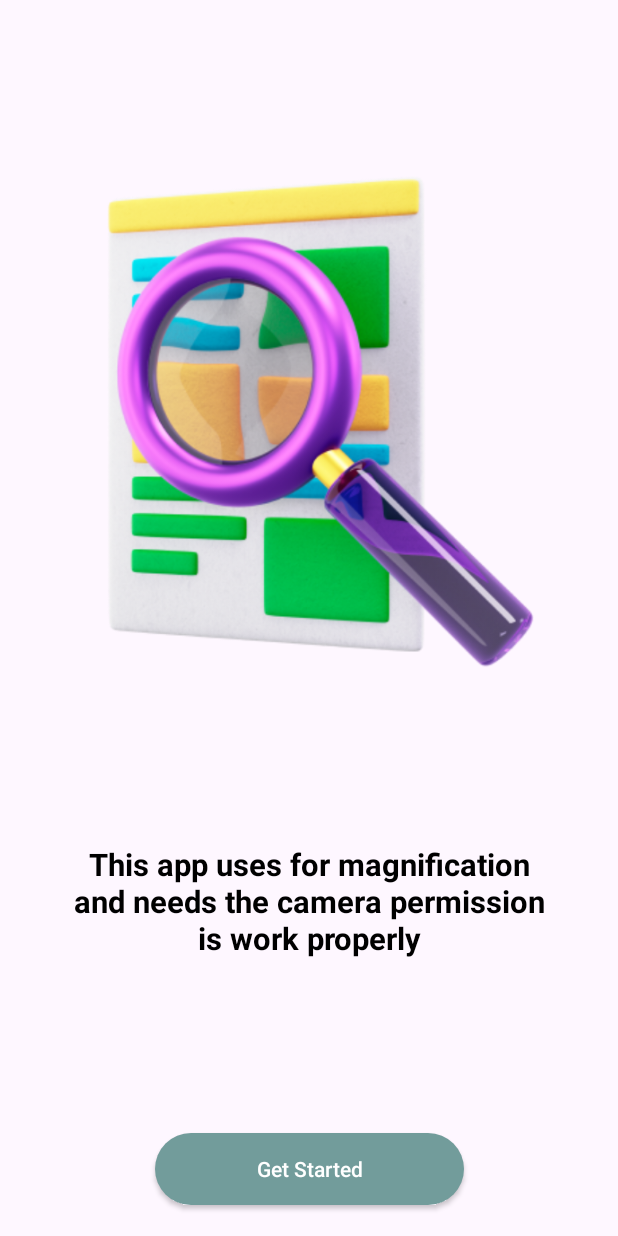
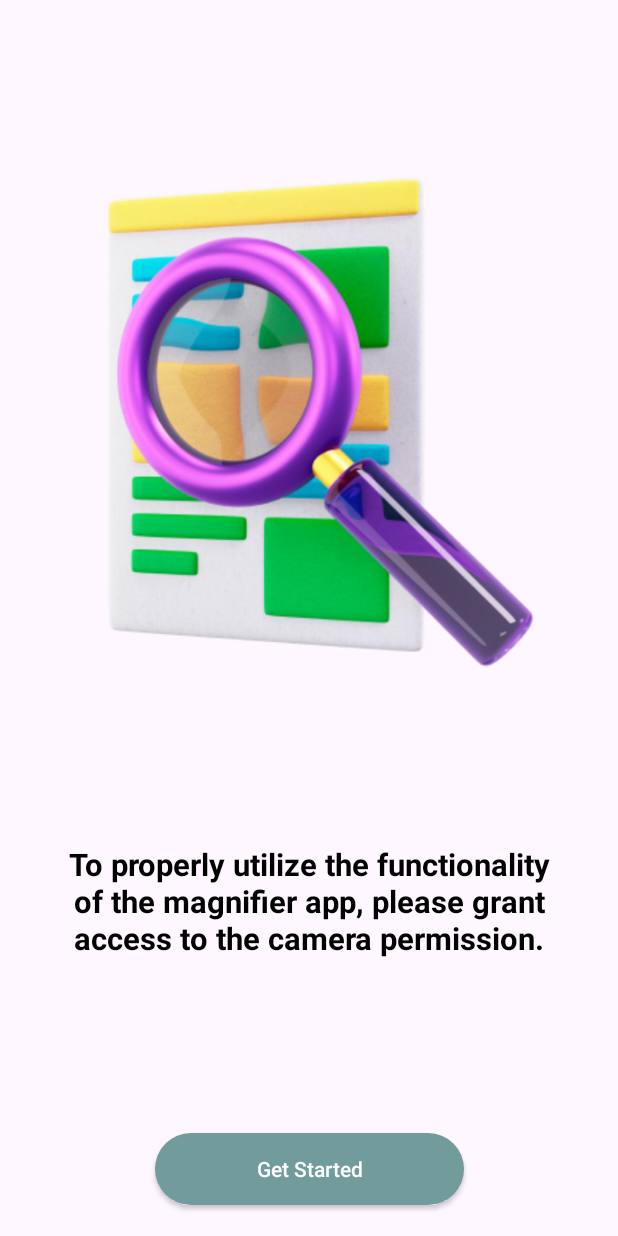
Before and after one commit to Mudassir-ops/MagnifierApp, an Android app: the screen it shows after launch (MainActivity), on a phone screen of 412 x 824 dp. Run offline under Robolectric (Android 15) with nearby library versions, the light colour scheme and no system bars; our stand-ins replace Dagger/Hilt's generated code, sdp/ssp sizes.

Commit message:
Few QA Points resolved

```diff
--- a/app/src/main/java/com/example/magnifierapp/fragment/homeFragment/HomeFragment.kt
+++ b/app/src/main/java/com/example/magnifierapp/fragment/homeFragment/HomeFragment.kt
@@ -223,6 +223,9 @@ class HomeFragment : Fragment() {
                 drawerLayout.closeDrawer(GravityCompat.START)
                 activity?.privacyPolicyUrl()
             }
+            val packageInfo = context?.packageManager?.getPackageInfo(context?.packageName!!, 0)
+            val versionName = packageInfo?.versionName
+            navDrawer.txtVersion.text = "Version: $versionName"
 
             icFilter.setOnClickListener {
                 if (isFilterClicked) {
--- a/app/src/main/res/values/strings.xml
+++ b/app/src/main/res/values/strings.xml
@@ -2,7 +2,7 @@
     <string name="app_name">Magnifier App</string>
     <!-- TODO: Remove or change this placeholder text -->
     <string name="hello_blank_fragment">Hello blank fragment</string>
-    <string name="this_app_uses_for_magnifier_and_needs_the_camera_permission_is_work_poperly">This app uses for magnification and needs the camera permission is work properly</string>
+    <string name="this_app_uses_for_magnifier_and_needs_the_camera_permission_is_work_poperly">To properly utilize the functionality of the magnifier app, please grant access to the camera permission.</string>
     <string name="grant_permission">Get Permission</string>
     <string name="todo">todo</string>
     <string name="remove_ads">Remove Ads</string>
@@ -18,4 +18,5 @@
     <string name="privacy_policy_link" translatable="false">https://atonomushubofficial.blogspot.com/2024/10/magnifier-plus-privacy-policy.html</string>
     <string name="more_app_link" translatable="false">https://play.google.com/store/apps/dev?id=7068253360089619762</string>
     <string name="no_launcher">No Launcher</string>
+    <string name="version_1_1">Version 1.1</string>
 </resources>
```
Also changed, not shown: app/src/main/res/layout/drawer_layout.xml (+11 -0 lines).
